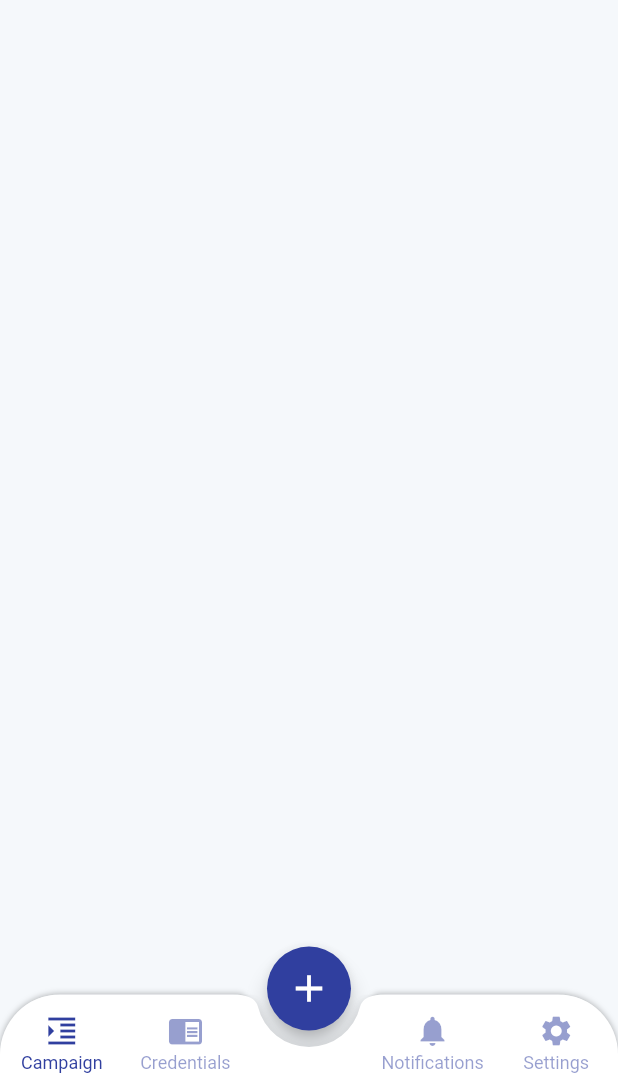
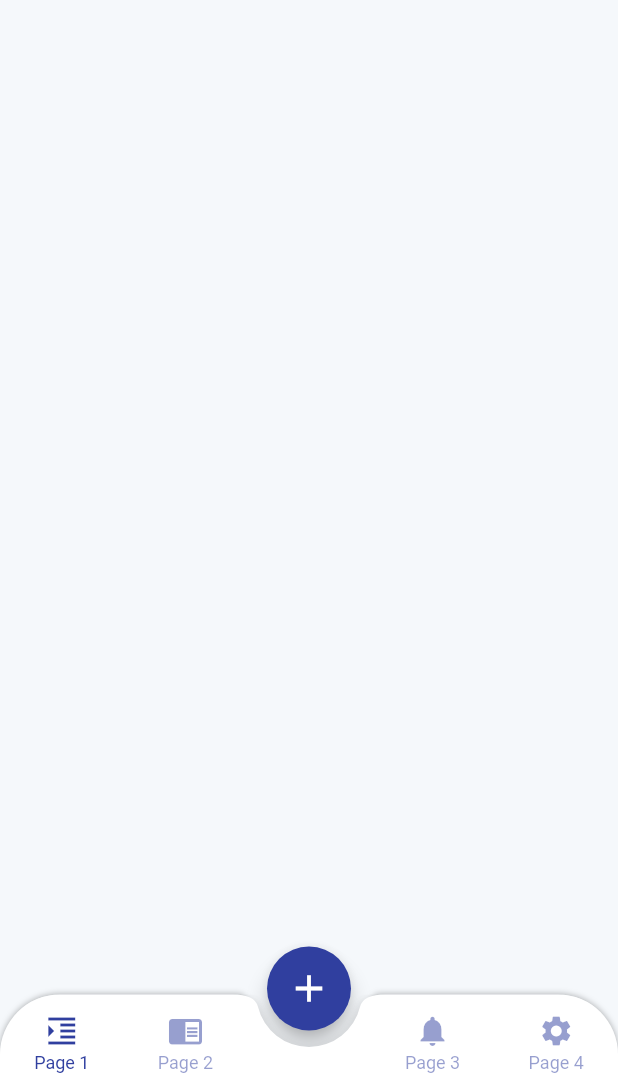
Before and after one commit to GuillermoDLCO/FlutterChallenges, a Flutter app: the screen it shows after launch, after a tap on "Hidden menu with FAB in bottom bar", on a phone screen of 412 x 824 dp, the part 144-1236 px from its top. Run offline on Flutter 3.47's test engine with Material 2 defaults, Android fonts, the light colour scheme and no system bars.

Commit message:
Update to null safety

```diff
--- a/lib/widgets/action_button.dart
+++ b/lib/global_widgets/action_button.dart
@@ -1,11 +1,15 @@
 import 'package:flutter/material.dart';
-import 'package:flutterchallenges/res/pallete_color.dart';
+import 'package:flutterchallenges/theme/pallete_color.dart';
 
 class ActionButton extends StatelessWidget {
+  ActionButton({
+    Key? key,
+    required this.action,
+    required this.label,
+  }) : super(key: key);
+
   final VoidCallback action;
   final String label;
-
-  ActionButton({Key key, @required this.action, @required this.label}) : super(key: key);
 
   @override
   Widget build(BuildContext context) {
@@ -14,11 +18,13 @@ class ActionButton extends StatelessWidget {
       child: Container(
         width: MediaQuery.of(context).size.width,
         height: 50,
-        child: RaisedButton(
+        child: ElevatedButton(
           onPressed: this.action,
-          color: PalleteColor.actionButtonColor,
+          style: ElevatedButton.styleFrom(
+            primary: PalleteColor.actionButtonColor,
+            shape: RoundedRectangleBorder(borderRadius: BorderRadius.circular(5.0)),
+          ),
           child: Text(this.label, style: TextStyle(color: Colors.white, fontWeight: FontWeight.bold)),
-          shape: RoundedRectangleBorder(borderRadius: BorderRadius.circular(5.0)),
         ),
       ),
     );
--- a/lib/hidden_drawer_bottom_bar_fab/hidden_drawer_bottom_bar_fab.dart
+++ b/lib/hidden_drawer_bottom_bar_fab/hidden_drawer_bottom_bar_fab_screen.dart
@@ -1,9 +1,10 @@
 import 'package:flutter/material.dart';
+import 'package:flutter/services.dart';
 
-import 'package:flutterchallenges/hidden_drawer_bottom_bar_fab/multiple_fab.dart';
-import 'package:flutterchallenges/res/pallete_color.dart';
+import 'package:flutterchallenges/hidden_drawer_bottom_bar_fab/widgets/multiple_fab.dart';
+import 'package:flutterchallenges/theme/pallete_color.dart';
 
-import 'bottom_app_bar.dart';
+import 'widgets/bottom_app_bar.dart';
 
 class HiddenMenuBottomBarFab extends StatefulWidget {
   @override
@@ -11,10 +12,10 @@ class HiddenMenuBottomBarFab extends StatefulWidget {
 }
 
 class _HiddenMenuBottomBarFabState extends State<HiddenMenuBottomBarFab> with SingleTickerProviderStateMixin {
+  late AnimationController _controller;
+  late Animation<double> _scaleAnimation;
+  final Duration duration = const Duration(milliseconds: 400);
   bool isCollapsed = true;
-  final Duration duration = const Duration(milliseconds: 400);
-  AnimationController _controller;
-  Animation<double> _scaleAnimation;
   double xOffset = 0;
   int currentIndex = 0;
   double yOffset = 0;
@@ -23,9 +24,9 @@ class _HiddenMenuBottomBarFabState extends State<HiddenMenuBottomBarFab> with Si
 
   @override
   void initState() {
-    super.initState();
     _controller = AnimationController(vsync: this, duration: duration);
     _scaleAnimation = Tween<double>(begin: 1.0, end: 1.2).animate(_controller);
+    super.initState();
   }
 
   @override
@@ -38,6 +39,7 @@ class _HiddenMenuBottomBarFabState extends State<HiddenMenuBottomBarFab> with Si
   Widget build(BuildContext context) {
     double initial = 0;
     double distance = 0;
+
     return Container(
         color: isCollapsed ? Colors.white : PalleteColor.backgroundMenuDrawerColor,
         child: SafeArea(
@@ -147,7 +149,7 @@ class _HiddenMenuBottomBarFabState extends State<HiddenMenuBottomBarFab> with Si
 
 class _MenuDrawer extends StatelessWidget {
   const _MenuDrawer({
-    Key key,
+    Key? key,
   }) : super(key: key);
 
   @override
@@ -156,8 +158,7 @@ class _MenuDrawer extends StatelessWidget {
       backgroundColor: PalleteColor.backgroundMenuDrawerColor,
       body: Container(
         width: MediaQuery.of(context).size.width * 0.6,
-        child: Padding(
-          padding: const EdgeInsets.only(left: 16.0),
+        padding: const EdgeInsets.only(left: 10.0, bottom: 5.0),
         child: Column(
           children: <Widget>[
             Expanded(
@@ -174,14 +175,14 @@ class _MenuDrawer extends StatelessWidget {
                         children: <Widget>[
                           Text("Sets", style: TextStyle(color: Colors.white, fontSize: 22)),
                           SizedBox(width: MediaQuery.of(context).size.width * 0.3),
-                            Icon(Icons.details, color: Colors.white),
+                          Icon(Icons.arrow_drop_down_sharp, color: Colors.white),
                         ],
                       ),
                       SizedBox(height: 10),
                       GestureDetector(
                         onTap: () {},
                         child: _OptionMenuDrawer(
-                            title: 'Initiatives',
+                          title: 'Navigation 1',
                           icon: Icon(
                             Icons.check_box_outline_blank,
                             size: 25,
@@ -192,18 +193,18 @@ class _MenuDrawer extends StatelessWidget {
                       GestureDetector(
                           onTap: () {},
                           child: _OptionMenuDrawer(
-                              title: 'Contacts',
+                            title: 'Navigation 2',
                             icon: Icon(
                               Icons.people,
                               size: 25,
                               color: PalleteColor.actionButtonColor,
                             ),
                           )),
-                        _OptionMenuDrawer(title: 'Tokens'),
+                      _OptionMenuDrawer(title: 'Navigation 3'),
                       GestureDetector(
                         onTap: () {},
                         child: _OptionMenuDrawer(
-                            title: 'My Credentials',
+                          title: 'Navigation 4',
                           icon: Icon(
                             Icons.chrome_reader_mode,
                             size: 25,
@@ -275,21 +276,19 @@ class _MenuDrawer extends StatelessWidget {
           ],
         ),
       ),
-      ),
     );
   }
 }
 
 class _OptionMenuDrawer extends StatelessWidget {
   const _OptionMenuDrawer({
-    Key key,
-    @required this.title,
+    Key? key,
+    required this.title,
     this.icon,
     this.backgroundColorIcon = Colors.white,
-  })  : assert(title != null),
-        super(key: key);
+  }) : super(key: key);
   final String title;
-  final Widget icon;
+  final Widget? icon;
   final Color backgroundColorIcon;
 
   @override
@@ -320,12 +319,10 @@ typedef OnUpdateIndex = Function(int index);
 
 class _BottomBarCustom extends StatelessWidget {
   const _BottomBarCustom({
-    Key key,
-    @required this.currentIndex,
-    @required this.updateIndex,
-  })  : assert(currentIndex != null),
-        assert(updateIndex != null),
-        super(key: key);
+    Key? key,
+    required this.currentIndex,
+    required this.updateIndex,
+  }) : super(key: key);
 
   final int currentIndex;
   final OnUpdateIndex updateIndex;
@@ -389,22 +386,10 @@ class _BottomBarCustom extends StatelessWidget {
             color: PalleteColor.actionButtonColor.withOpacity(0.5),
             selectedColor: PalleteColor.actionButtonColor,
             items: [
-              BottomAppBarItem(
-                icon: Icons.format_indent_increase,
-                text: 'Campaign',
-              ),
-              BottomAppBarItem(
-                icon: Icons.chrome_reader_mode,
-                text: 'Credentials',
-              ),
-              BottomAppBarItem(
-                icon: Icons.notifications,
-                text: 'Notifications',
-              ),
-              BottomAppBarItem(
-                icon: Icons.settings,
-                text: 'Settings',
-              ),
+              BottomAppBarItem(Icons.format_indent_increase, 'Page 1'),
+              BottomAppBarItem(Icons.chrome_reader_mode, 'Page 2'),
+              BottomAppBarItem(Icons.notifications, 'Page 3'),
+              BottomAppBarItem(Icons.settings, 'Page 4'),
             ],
           ),
         )
@@ -415,7 +400,7 @@ class _BottomBarCustom extends StatelessWidget {
 
 class _FloatingActionButtonCustom extends StatefulWidget {
   const _FloatingActionButtonCustom({
-    Key key,
+    Key? key,
   }) : super(key: key);
 
   @override
@@ -423,7 +408,7 @@ class _FloatingActionButtonCustom extends StatefulWidget {
 }
 
 class __FloatingActionButtonCustomState extends State<_FloatingActionButtonCustom> with SingleTickerProviderStateMixin {
-  AnimationController _controller;
+  late AnimationController _controller;
   final Duration duration = const Duration(milliseconds: 600);
 
   @override
@@ -446,9 +431,9 @@ class __FloatingActionButtonCustomState extends State<_FloatingActionButtonCusto
       backgroundColor: PalleteColor.actionButtonColor,
       icons: [
         Tooltip(
-          message: 'Create Self-attested VC',
+          message: 'Button 2',
           child: GestureDetector(
-            onTap: () => debugPrint('Tap Self-attested VC'),
+            onTap: () => print('Tap Button 2'),
             child: Icon(
               Icons.create_new_folder,
               color: Colors.white,
@@ -457,23 +442,23 @@ class __FloatingActionButtonCustomState extends State<_FloatingActionButtonCusto
           ),
         ),
         Tooltip(
-          message: 'Create credential',
+          message: 'Button 3',
           child: GestureDetector(
-            onTap: () => debugPrint('Tap create credential'),
+            onTap: () => print('Tap Button 3'),
             child: Icon(Icons.credit_card, color: Colors.white, size: 25),
           ),
         ),
         Tooltip(
-          message: 'Request VC',
+          message: 'Button 1',
           child: GestureDetector(
-            onTap: () => debugPrint('Tap QR'),
+            onTap: () => print('Tap Button 1'),
             child: Icon(Icons.credit_card, color: Colors.white, size: 25),
           ),
         ),
         Tooltip(
-          message: 'Scan a QR',
+          message: 'Button 4',
           child: GestureDetector(
-            onTap: () => debugPrint('Tap QR'),
+            onTap: () => debugPrint('Tap Button 4'),
             child: Icon(Icons.code, color: Colors.white, size: 25),
           ),
         ),
@@ -484,13 +469,11 @@ class __FloatingActionButtonCustomState extends State<_FloatingActionButtonCusto
 
 class _IndexedPages extends StatelessWidget {
   const _IndexedPages({
-    Key key,
-    @required this.backgroundColor,
-    @required this.title,
-    this.openDrawer,
-  })  : assert(backgroundColor != null),
-        assert(title != null),
-        super(key: key);
+    Key? key,
+    required this.backgroundColor,
+    required this.title,
+    required this.openDrawer,
+  }) : super(key: key);
   final Color backgroundColor;
   final String title;
   final VoidCallback openDrawer;
@@ -510,11 +493,10 @@ class _IndexedPages extends StatelessWidget {
 
 class _CustomAppBar extends StatelessWidget {
   const _CustomAppBar({
-    Key key,
-    @required this.title,
-    this.openDrawer,
-  })  : assert(title != null),
-        super(key: key);
+    Key? key,
+    required this.title,
+    required this.openDrawer,
+  }) : super(key: key);
   final String title;
   final VoidCallback openDrawer;
 
@@ -553,7 +535,7 @@ class _CustomAppBar extends StatelessWidget {
 
 class _BodyPage extends StatelessWidget {
   const _BodyPage({
-    Key key,
+    Key? key,
   }) : super(key: key);
 
   @override
@@ -561,7 +543,7 @@ class _BodyPage extends StatelessWidget {
     return NotificationListener<OverscrollIndicatorNotification>(
       onNotification: (OverscrollIndicatorNotification overscroll) {
         overscroll.disallowGlow();
-        return;
+        return false;
       },
       child: Column(
         mainAxisSize: MainAxisSize.max,
@@ -575,7 +557,7 @@ class _BodyPage extends StatelessWidget {
 
 class _SeachBar extends StatelessWidget {
   const _SeachBar({
-    Key key,
+    Key? key,
   }) : super(key: key);
 
   @override
--- a/lib/hidden_drawer_bottom_bar_fab/multiple_fab.dart
+++ /dev/null
@@ -1,125 +0,0 @@
-import 'package:flutter/material.dart';
-import 'package:flutterchallenges/res/pallete_color.dart';
-
-class MultipleFAB extends StatefulWidget {
-  MultipleFAB({
-    Key key,
-    @required this.icons,
-    @required AnimationController controller,
-    @required this.backgroundColor,
-    @required this.actionFirstButton,
-  })  : _controller = controller,
-        super(key: key);
-
-  final List<Widget> icons;
-  final AnimationController _controller;
-  final Color backgroundColor;
-  final VoidCallback actionFirstButton;
-
-  @override
-  _MultipleFABState createState() => _MultipleFABState();
-}
-
-class _MultipleFABState extends State<MultipleFAB> {
-  AnimationController animationController;
-  Animation degOneTranslationAnimation, degTwoTranslationAnimation, degThreeTranslationAnimation;
-  Animation rotationAnimation;
-  Animation rotationAnimationPrincipalButton;
-
-  double getRadiansFromIndex(int index, {bool is3items = false}) {
-    double unitRadian = 57.295779513;
-    double degree;
-    switch (index) {
-      case 0:
-        degree = is3items ? 270.0 : 247.0;
-        break;
-      case 1:
-        degree = is3items ? 220.0 : 293.0;
-        break;
-      case 2:
-        degree = is3items ? 320.0 : 200;
-        break;
-      case 3:
-        degree = 340.0;
-        break;
-      default:
-        degree = 245.0;
-    }
-    return degree / unitRadian;
-  }
-
-  double getRadiansFromDegree(double degree) {
-    double unitRadian = 57.295779513;
-    return degree / unitRadian;
-  }
-
-  @override
-  void initState() {
-    animationController = widget._controller;
-    degOneTranslationAnimation = TweenSequence([
-      TweenSequenceItem<double>(tween: Tween<double>(begin: 0.0, end: 1.0), weight: 75.0),
-      TweenSequenceItem<double>(tween: Tween<double>(begin: 1.0, end: 1.0), weight: 25.0),
-    ]).animate(widget._controller);
-    degTwoTranslationAnimation = TweenSequence([
-      TweenSequenceItem<double>(tween: Tween<double>(begin: 0.0, end: 1.0), weight: 55.0),
-      TweenSequenceItem<double>(tween: Tween<double>(begin: 1.0, end: 1.0), weight: 45.0),
-    ]).animate(widget._controller);
-    rotationAnimation = Tween<double>(begin: 180.0, end: 0.0).animate(CurvedAnimation(parent: animationController, curve: Curves.easeOut));
-    rotationAnimationPrincipalButton = Tween<double>(begin: 180.0, end: 45.0).animate(CurvedAnimation(parent: animationController, curve: Curves.easeOut));
-    super.initState();
-    animationController.addListener(() {
-      setState(() {});
-    });
-  }
-
-  @override
-  Widget build(BuildContext context) {
-    bool is3Widgets = widget.icons.length == 3;
-    return Stack(overflow: Overflow.visible, fit: StackFit.passthrough, alignment: Alignment.center, children: <Widget>[
-      IgnorePointer(
-        ignoring: true,
-        child: Container(
-          // color: Colors.black.withOpacity(0.4),
-          color: Colors.transparent,
-          width: 130.0,
-          height: 130.0,
-        ),
-      ),
-      ...List.generate(widget.icons.length, (int index) {
-        Widget child = SizedBox(
-            width: 40.0,
-            child: FloatingActionButton(
-              heroTag: null,
-              backgroundColor: widget.backgroundColor,
-              child: widget.icons[index],
-              onPressed: () {},
-            ));
-
-        return Transform.translate(
-          offset: Offset.fromDirection(getRadiansFromIndex(index, is3items: is3Widgets), degTwoTranslationAnimation.value * 60),
-          child: Transform(
-            transform: Matrix4.rotationZ(getRadiansFromDegree(rotationAnimation.value))..scale(degTwoTranslationAnimation.value),
-            alignment: Alignment.center,
-            child: child,
-          ),
-        );
-      }).toList()
-        ..add(Transform(
-          transform: Matrix4.rotationZ(getRadiansFromDegree(rotationAnimationPrincipalButton.value)),
-          alignment: Alignment.center,
-          child: FloatingActionButton(
-            heroTag: null,
-            backgroundColor: PalleteColor.actionButtonColor,
-            child: Icon(Icons.add, size: 30.0),
-            onPressed: () {
-              if (animationController.isDismissed) {
-                animationController.forward();
-              } else {
-                animationController.reverse();
-              }
-            },
-          ),
-        ))
-    ]);
-  }
-}
--- a/lib/hidden_drawer_bottom_bar_fab/bottom_app_bar.dart
+++ b/lib/hidden_drawer_bottom_bar_fab/widgets/bottom_app_bar.dart
@@ -1,21 +1,21 @@
 import 'package:flutter/material.dart';
 
 class BottomAppBarItem {
-  BottomAppBarItem({this.icon, this.text});
+  BottomAppBarItem(this.icon, this.text);
   IconData icon;
   String text;
 }
 
 class BottomAppBarCustom extends StatefulWidget {
   BottomAppBarCustom({
-    this.items,
-    this.height: 60.0,
-    this.iconSize: 24.0,
-    this.backgroundColor,
-    this.color,
-    this.selectedColor,
-    this.notchedShape,
-    this.onTabSelected,
+    required this.items,
+    this.height = 60.0,
+    this.iconSize = 24.0,
+    required this.backgroundColor,
+    required this.color,
+    required this.selectedColor,
+    required this.notchedShape,
+    required this.onTabSelected,
     this.selectedIndex = 0,
   }) {
     assert(this.items.length == 2 || this.items.length == 4);
@@ -66,8 +66,8 @@ class BottomAppBarCustomState extends State<BottomAppBarCustom> {
 
 class _MiddleTabItem extends StatelessWidget {
   const _MiddleTabItem({
-    Key key,
-    @required this.height,
+    Key? key,
+    required this.height,
   }) : super(key: key);
   final double height;
 
@@ -81,20 +81,14 @@ class _MiddleTabItem extends StatelessWidget {
 
 class TabItemBottomBar extends StatelessWidget {
   const TabItemBottomBar({
-    Key key,
-    @required this.item,
-    @required this.index,
-    @required this.onPressed,
-    @required this.color,
-    @required this.height,
-    @required this.iconSize,
-  })  : assert(item != null),
-        assert(index != null),
-        assert(onPressed != null),
-        assert(color != null),
-        assert(height != null),
-        assert(iconSize != null),
-        super(key: key);
+    Key? key,
+    required this.item,
+    required this.index,
+    required this.onPressed,
+    required this.color,
+    required this.height,
+    required this.iconSize,
+  }) : super(key: key);
 
   final BottomAppBarItem item;
   final int index;
--- /dev/null
+++ b/lib/hidden_drawer_bottom_bar_fab/widgets/multiple_fab.dart
@@ -0,0 +1,130 @@
+import 'package:flutter/material.dart';
+import 'package:flutterchallenges/theme/pallete_color.dart';
+
+class MultipleFAB extends StatefulWidget {
+  MultipleFAB({
+    Key? key,
+    required this.icons,
+    required AnimationController controller,
+    required this.backgroundColor,
+    required this.actionFirstButton,
+  })   : _controller = controller,
+        super(key: key);
+
+  final List<Widget> icons;
+  final AnimationController _controller;
+  final Color backgroundColor;
+  final VoidCallback actionFirstButton;
+
+  @override
+  _MultipleFABState createState() => _MultipleFABState();
+}
+
+class _MultipleFABState extends State<MultipleFAB> {
+  late AnimationController animationController;
+  late Animation degOneTranslationAnimation, degTwoTranslationAnimation, degThreeTranslationAnimation;
+  late Animation rotationAnimation;
+  late Animation rotationAnimationPrincipalButton;
+
+  @override
+  void initState() {
+    animationController = widget._controller;
+    degOneTranslationAnimation = TweenSequence([
+      TweenSequenceItem<double>(tween: Tween<double>(begin: 0.0, end: 1.0), weight: 75.0),
+      TweenSequenceItem<double>(tween: Tween<double>(begin: 1.0, end: 1.0), weight: 25.0),
+    ]).animate(widget._controller);
+    degTwoTranslationAnimation = TweenSequence([
+      TweenSequenceItem<double>(tween: Tween<double>(begin: 0.0, end: 1.0), weight: 55.0),
+      TweenSequenceItem<double>(tween: Tween<double>(begin: 1.0, end: 1.0), weight: 45.0),
+    ]).animate(widget._controller);
+    rotationAnimation = Tween<double>(begin: 180.0, end: 0.0).animate(CurvedAnimation(parent: animationController, curve: Curves.easeOut));
+    rotationAnimationPrincipalButton = Tween<double>(begin: 180.0, end: 45.0).animate(CurvedAnimation(parent: animationController, curve: Curves.easeOut));
+    super.initState();
+    animationController.addListener(() {
+      setState(() {});
+    });
+  }
+
+  double getRadiansFromIndex(int index, {bool is3items = false}) {
+    double unitRadian = 57.295779513;
+    double degree;
+    switch (index) {
+      case 0:
+        degree = is3items ? 270.0 : 247.0;
+        break;
+      case 1:
+        degree = is3items ? 220.0 : 293.0;
+        break;
+      case 2:
+        degree = is3items ? 320.0 : 200;
+        break;
+      case 3:
+        degree = 340.0;
+        break;
+      default:
+        degree = 245.0;
+    }
+    return degree / unitRadian;
+  }
+
+  double getRadiansFromDegree(double degree) {
+    double unitRadian = 57.295779513;
+    return degree / unitRadian;
+  }
+
+  @override
+  Widget build(BuildContext context) {
+    bool is3Widgets = widget.icons.length == 3;
+    return Stack(
+      clipBehavior: Clip.none,
+      fit: StackFit.passthrough,
+      alignment: Alignment.center,
+      children: <Widget>[
+        IgnorePointer(
+          ignoring: true,
+          child: Container(
+            // color: Colors.black.withOpacity(0.4),
+            color: Colors.transparent,
+            width: 130.0,
+            height: 130.0,
+          ),
+        ),
+        ...List.generate(widget.icons.length, (int index) {
+          Widget child = SizedBox(
+              width: 40.0,
+              child: FloatingActionButton(
+                heroTag: null,
+                backgroundColor: widget.backgroundColor,
+                child: widget.icons[index],
+                onPressed: () {},
+              ));
+
+          return Transform.translate(
+            offset: Offset.fromDirection(getRadiansFromIndex(index, is3items: is3Widgets), degTwoTranslationAnimation.value * 60),
+            child: Transform(
+              transform: Matrix4.rotationZ(getRadiansFromDegree(rotationAnimation.value))..scale(degTwoTranslationAnimation.value),
+              alignment: Alignment.center,
+              child: child,
+            ),
+          );
+        }).toList()
+          ..add(Transform(
+            transform: Matrix4.rotationZ(getRadiansFromDegree(rotationAnimationPrincipalButton.value)),
+            alignment: Alignment.center,
+            child: FloatingActionButton(
+              heroTag: null,
+              backgroundColor: PalleteColor.actionButtonColor,
+              child: Icon(Icons.add, size: 30.0),
+              onPressed: () {
+                if (animationController.isDismissed) {
+                  animationController.forward();
+                } else {
+                  animationController.reverse();
+                }
+              },
+            ),
+          ))
+      ],
+    );
+  }
+}
--- a/lib/main.dart
+++ b/lib/main.dart
@@ -1,17 +1,18 @@
 import 'package:flutter/material.dart';
-import 'package:flutterchallenges/res/pallete_color.dart';
-import 'package:flutterchallenges/widgets/action_button.dart';
+import 'package:flutter/services.dart';
+import 'package:flutterchallenges/theme/pallete_color.dart';
+import 'package:flutterchallenges/global_widgets/action_button.dart';
 
-import 'hidden_drawer_bottom_bar_fab/hidden_drawer_bottom_bar_fab.dart';
+import 'hidden_drawer_bottom_bar_fab/hidden_drawer_bottom_bar_fab_screen.dart';
 
 void main() {
   runApp(MyApp());
 }
 
 class MyApp extends StatelessWidget {
-  // This widget is the root of your application.
   @override
   Widget build(BuildContext context) {
+    SystemChrome.setSystemUIOverlayStyle(SystemUiOverlayStyle());
     return MaterialApp(
       title: 'Flutter Demo',
       theme: ThemeData(
@@ -24,22 +25,22 @@ class MyApp extends StatelessWidget {
   }
 }
 
-class MyHomePage extends StatefulWidget {
-  MyHomePage({Key key, this.title}) : super(key: key);
+class MyHomePage extends StatelessWidget {
+  MyHomePage({
+    Key? key,
+    required this.title,
+  }) : super(key: key);
+
   final String title;
 
-  @override
-  _MyHomePageState createState() => _MyHomePageState();
-}
-
-class _MyHomePageState extends State<MyHomePage> {
   @override
   Widget build(BuildContext context) {
     return Scaffold(
       appBar: AppBar(
         backgroundColor: PalleteColor.actionButtonColor,
-        title: Text(widget.title),
+        title: Text(title),
         centerTitle: true,
+        brightness: Brightness.dark,
       ),
       body: Center(
         child: Column(
--- a/pubspec.yaml
+++ b/pubspec.yaml
@@ -3,16 +3,16 @@ description: A new Flutter project.
 
 publish_to: 'none'
 
-version: 1.0.0+1
+version: 1.1.0+1
 
 environment:
-  sdk: ">=2.7.0 <3.0.0"
+  sdk: ">=2.12.0 <3.0.0"
 
 dependencies:
   flutter:
     sdk: flutter
 
-  cupertino_icons: ^0.1.3
+  cupertino_icons: ^1.0.2
 
 dev_dependencies:
   flutter_test:
```
Also changed, not shown: lib/theme/pallete_color.dart (renamed from lib/res/pallete_color.dart), pubspec.lock. Lines whose indentation alone changed are shown as unchanged.
